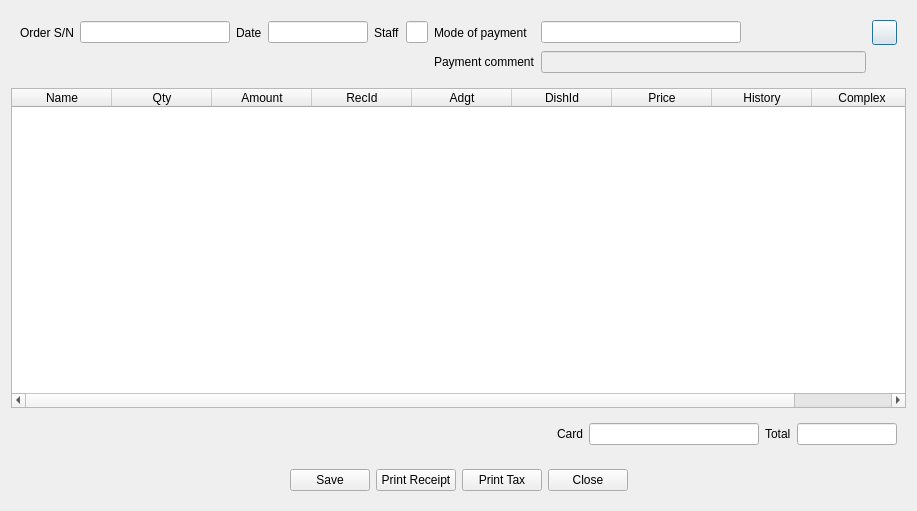
Above: Resort/dlggposorderinfo.ui from End1-1/Resort before the change. Below: the same form after it.
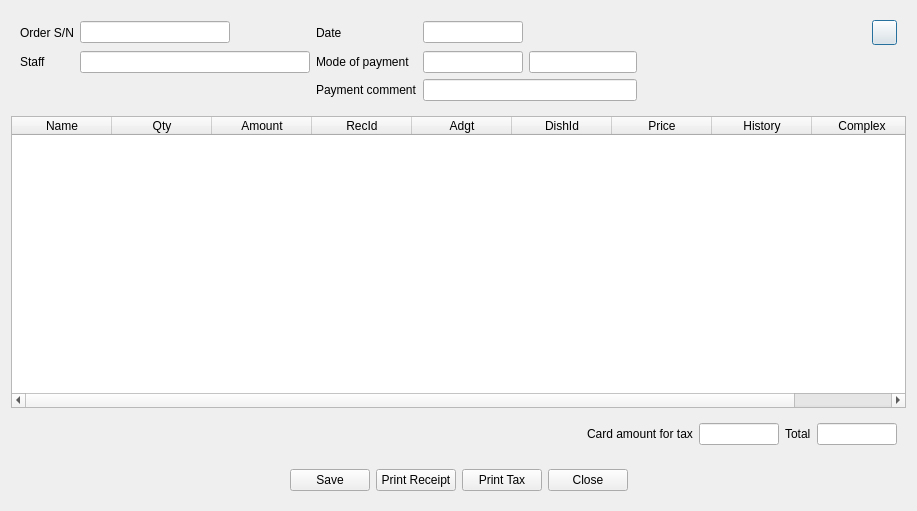
That is the form after the change. Icons and pictures are not drawn. Custom widgets are drawn as their Qt base class.

Patch:
```diff
--- a/Resort/dlggposorderinfo.ui
+++ b/Resort/dlggposorderinfo.ui
@@ -17,6 +17,19 @@
    <item>
     <widget class="QWidget" name="widget_3" native="true">
      <layout class="QGridLayout" name="gridLayout">
+      <item row="0" column="6">
+       <spacer name="horizontalSpacer_4">
+        <property name="orientation">
+         <enum>Qt::Horizontal</enum>
+        </property>
+        <property name="sizeHint" stdset="0">
+         <size>
+          <width>227</width>
+          <height>20</height>
+         </size>
+        </property>
+       </spacer>
+      </item>
       <item row="0" column="0">
        <widget class="QLabel" name="label_3">
         <property name="text">
@@ -62,24 +75,43 @@
         </property>
        </widget>
       </item>
-      <item row="0" column="6">
+      <item row="2" column="2">
+       <widget class="QLabel" name="lbComment">
+        <property name="text">
+         <string>Payment comment</string>
+        </property>
+       </widget>
+      </item>
+      <item row="2" column="3" colspan="3">
+       <widget class="QLineEdit" name="lePaymentComment">
+        <property name="enabled">
+         <bool>true</bool>
+        </property>
+        <property name="readOnly">
+         <bool>true</bool>
+        </property>
+       </widget>
+      </item>
+      <item row="1" column="2">
        <widget class="QLabel" name="label_5">
         <property name="text">
          <string>Mode of payment</string>
         </property>
        </widget>
       </item>
-      <item row="0" column="5">
-       <widget class="QLineEdit" name="leStaff">
-        <property name="readOnly">
-         <bool>true</bool>
+      <item row="1" column="3">
+       <widget class="EQLineEdit" name="lePayment">
+        <property name="minimumSize">
+         <size>
+          <width>30</width>
+          <height>0</height>
+         </size>
         </property>
-       </widget>
-      </item>
-      <item row="0" column="4">
-       <widget class="QLabel" name="label_4">
-        <property name="text">
-         <string>Staff</string>
+        <property name="maximumSize">
+         <size>
+          <width>100</width>
+          <height>16777215</height>
+         </size>
         </property>
        </widget>
       </item>
@@ -113,40 +145,27 @@
         </property>
        </widget>
       </item>
-      <item row="0" column="7">
-       <widget class="EQLineEdit" name="lePayment">
-        <property name="minimumSize">
-         <size>
-          <width>200</width>
-          <height>0</height>
-         </size>
-        </property>
-       </widget>
-      </item>
-      <item row="0" column="8">
-       <spacer name="horizontalSpacer_4">
-        <property name="orientation">
-         <enum>Qt::Horizontal</enum>
-        </property>
-        <property name="sizeHint" stdset="0">
-         <size>
-          <width>227</width>
-          <height>20</height>
-         </size>
-        </property>
-       </spacer>
-      </item>
-      <item row="1" column="6">
-       <widget class="QLabel" name="lbComment">
+      <item row="1" column="0">
+       <widget class="QLabel" name="label_4">
         <property name="text">
-         <string>Payment comment</string>
+         <string>Staff</string>
         </property>
        </widget>
       </item>
-      <item row="1" column="7" colspan="2">
-       <widget class="QLineEdit" name="lePaymentComment">
+      <item row="1" column="1">
+       <widget class="QLineEdit" name="leStaff">
+        <property name="readOnly">
+         <bool>true</bool>
+        </property>
+       </widget>
+      </item>
+      <item row="1" column="4" colspan="2">
+       <widget class="QLineEdit" name="lePaymentName">
         <property name="enabled">
-         <bool>false</bool>
+         <bool>true</bool>
+        </property>
+        <property name="readOnly">
+         <bool>true</bool>
         </property>
        </widget>
       </item>
@@ -221,12 +240,25 @@
       <item>
        <widget class="QLabel" name="label_6">
         <property name="text">
-         <string>Card</string>
+         <string>Card amount for tax</string>
         </property>
        </widget>
       </item>
       <item>
-       <widget class="EQLineEdit" name="leCardAmount"/>
+       <widget class="EQLineEdit" name="leCardAmount">
+        <property name="minimumSize">
+         <size>
+          <width>80</width>
+          <height>0</height>
+         </size>
+        </property>
+        <property name="maximumSize">
+         <size>
+          <width>80</width>
+          <height>16777215</height>
+         </size>
+        </property>
+       </widget>
       </item>
       <item>
        <widget class="QLabel" name="label">
@@ -239,7 +271,7 @@
        <widget class="EQLineEdit" name="leTotal">
         <property name="minimumSize">
          <size>
-          <width>100</width>
+          <width>80</width>
           <height>0</height>
          </size>
         </property>
```
Left out of the diff: 2 changed lines with no effect on the pictures.
